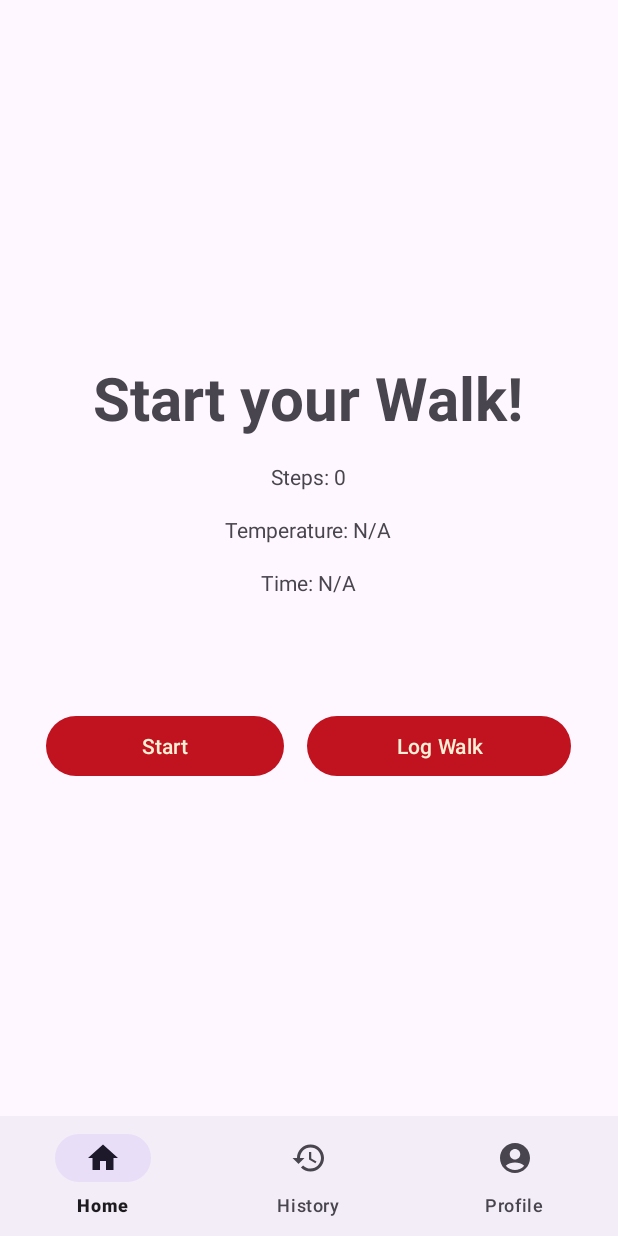
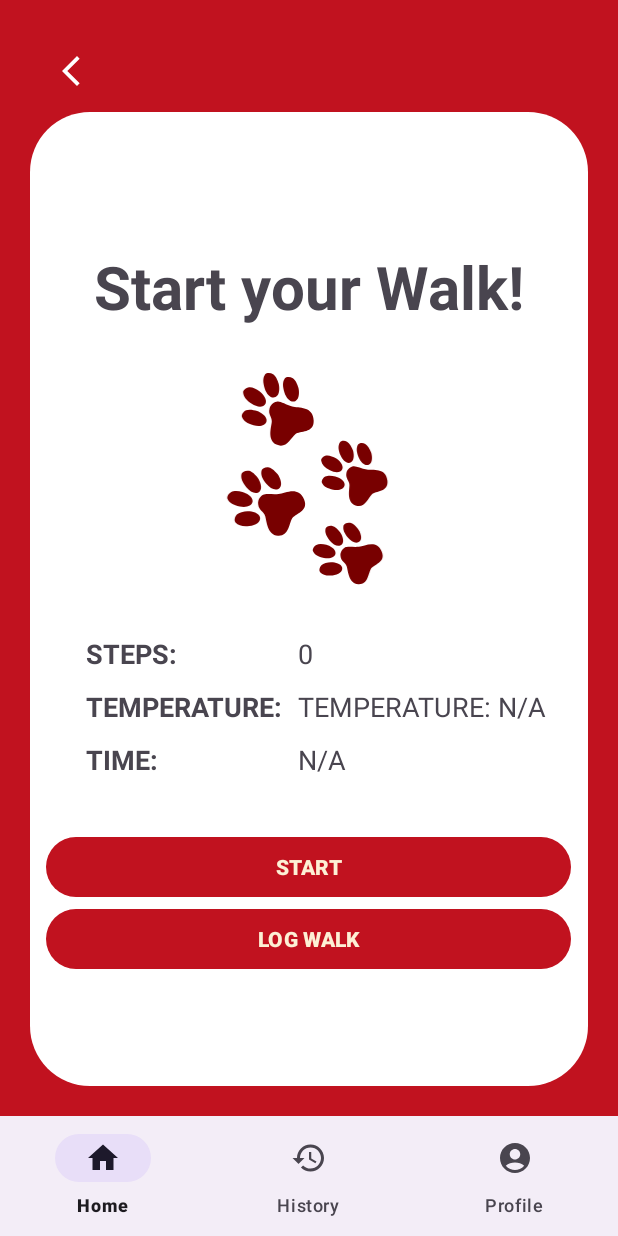
Before and after one commit to aliensexistbro/DogDiary, an Android app: the Walk screen opened directly, with no data from a screen before it, on a phone screen of 412 x 824 dp. Run offline under Robolectric (Android 15) with nearby library versions, the phone set to English and light mode, and no system bars.

Commit message:
walk mostly done

```diff
--- a/app/src/main/res/layout-land/history_item.xml
+++ b/app/src/main/res/layout-land/history_item.xml
@@ -27,7 +27,7 @@
 
         <LinearLayout
             android:layout_width="match_parent"
-            android:layout_height="wrap_content"
+            android:layout_height="match_parent"
             android:orientation="vertical"
             android:background="@drawable/card_button_rounded_corners"
             android:backgroundTint="@color/white"
--- a/app/src/main/res/layout/activity_welcome.xml
+++ b/app/src/main/res/layout/activity_welcome.xml
@@ -19,7 +19,7 @@
             android:id="@+id/welcomeTextView"
             android:layout_width="wrap_content"
             android:layout_height="wrap_content"
-            android:text="Welcome to the Pupster's Diary!"
+            android:text="Welcome to \n Pupster's Diary!"
             android:textSize="40sp"
             android:gravity="center"
             android:textStyle="bold"
--- a/app/src/main/res/layout/log.xml
+++ b/app/src/main/res/layout/log.xml
@@ -38,6 +38,7 @@
                 android:scaleType="fitCenter"
                 android:src="@drawable/dog_walk"
                 android:backgroundTint="@color/cream"
+                android:backgroundTintMode="screen"
                 app:tint="@color/darkRed" />
 
             <!-- ImageButton 2 -->
@@ -53,6 +54,7 @@
                 android:scaleType="fitCenter"
                 android:src="@drawable/food"
                 android:backgroundTint="@color/cream"
+                android:backgroundTintMode="screen"
                 app:tint="@color/darkRed"/>
 
             <!-- ImageButton 3 -->
@@ -68,6 +70,7 @@
                 android:scaleType="fitCenter"
                 android:src="@drawable/doggy_pee"
                 android:backgroundTint="@color/cream"
+                android:backgroundTintMode="screen"
                 app:tint="@color/darkRed"/>
 
             <!-- ImageButton 4 -->
@@ -83,6 +86,7 @@
                 android:background="@drawable/card_button_rounded_corners"
                 android:padding="20sp"
                 android:backgroundTint="@color/cream"
+                android:backgroundTintMode="screen"
                 app:tint="@color/darkRed"/>
 
         </GridLayout>
--- a/app/src/main/res/layout/walk.xml
+++ b/app/src/main/res/layout/walk.xml
@@ -11,75 +11,163 @@
         android:layout_height="wrap_content"
         android:orientation="vertical"
         android:layout_weight="1"
-        android:gravity="center">
+        android:background="@color/red"
+        android:padding="20dp"
+        >
+        <ImageButton
+            android:layout_width="wrap_content"
+            android:layout_height="wrap_content"
+            android:src="@drawable/baseline_arrow_back_ios_new_24"
+            android:id="@+id/walkBackButton"
+            android:padding="15dp"
+            android:background="@null"
+            app:tint="@color/white"
+            />
+
+        <LinearLayout
+            android:layout_width="match_parent"
+            android:layout_height="match_parent"
+            android:background="@drawable/card_button_rounded_corners"
+            android:backgroundTint="@color/white"
+            android:gravity="center"
+            android:orientation="vertical"
+            android:padding="10dp">
+
+
             <TextView
                 android:id="@+id/walkTextView"
+                android:layout_width="match_parent"
+                android:layout_height="wrap_content"
+                android:gravity="center"
+                android:layout_marginTop="16dp"
+                android:text="Start your Walk!"
+                android:textSize="40dp"
+                android:textStyle="bold"
+                />
+            <ImageView
+                android:layout_width="200dp"
+                android:layout_height="200dp"
+                android:src="@drawable/paws"
+                app:tint="@color/darkRed"
+                android:padding="20dp"
+
+            />
+
+            <TableLayout
                 android:layout_width="wrap_content"
                 android:layout_height="wrap_content"
-            android:text="Start your Walk!"
-            android:layout_marginTop="16dp"
-            android:textSize="40dp"
-            android:layout_centerHorizontal="true"
-            android:textStyle="bold"/>
-
+                >
+                <TableRow
+                    android:padding="5dp">
+                    <TextView
+                        android:layout_width="wrap_content"
+                        android:layout_weight="1"
+                        android:layout_height="wrap_content"
+                        android:text="Steps:"
+                        android:textStyle="bold"
+                        android:layout_marginHorizontal="10dp"
+                        android:textSize="18sp"
+                        android:textAllCaps="true"
+                        />
                     <TextView
                         android:id="@+id/stepsTextView"
                         android:layout_width="wrap_content"
+                        android:layout_weight="1"
                         android:layout_height="wrap_content"
-            android:text="Steps: 0"
                         android:layout_below="@id/walkTextView"
-            android:layout_marginTop="16dp"
-            android:layout_centerHorizontal="true"/>
+                        android:text="0"
+                        android:textSize="18sp"/>
 
+                </TableRow>
+                <TableRow
+                    android:padding="5dp">
+                    <TextView
+                        android:layout_width="wrap_content"
+                        android:layout_weight="1"
+                        android:layout_marginHorizontal="10dp"
+                        android:layout_height="wrap_content"
+                        android:text="Temperature:"
+                        android:textStyle="bold"
+                        android:textSize="18sp"
+                        android:textAllCaps="true"
+                        />
                     <TextView
                         android:id="@+id/temperatureTextView"
                         android:layout_width="wrap_content"
+                        android:layout_weight="1"
                         android:layout_height="wrap_content"
+                        android:layout_below="@id/stepsTextView"
+                        android:layout_centerHorizontal="true"
                         android:text="Temperature: N/A"
-            android:layout_below="@id/stepsTextView"
+                        android:textSize="18sp"
+                        android:textAllCaps="true"/>
 
-            android:layout_marginTop="16dp"
-            android:layout_centerHorizontal="true"/>
-
+                </TableRow>
+                <TableRow
+                    android:padding="5dp">
+                    <TextView
+                        android:layout_width="wrap_content"
+                        android:layout_weight="1"
+                        android:layout_height="wrap_content"
+                        android:text="Time:"
+                        android:textStyle="bold"
+                        android:layout_marginHorizontal="10dp"
+                        android:textSize="18sp"
+                        android:textAllCaps="true"
+                        />
                     <TextView
                         android:id="@+id/timeTextView"
                         android:layout_width="wrap_content"
+                        android:layout_weight="1"
                         android:layout_height="wrap_content"
-            android:text="Time: N/A"
                         android:layout_below="@id/temperatureTextView"
-            android:layout_marginTop="16dp"
-            android:layout_centerHorizontal="true"/>
+                        android:layout_centerHorizontal="true"
+                        android:text="N/A"
+                        android:textSize="18sp"/>
+                </TableRow>
+            </TableLayout>
+
+
+
+
+
+
             <LinearLayout
-            android:layout_marginTop="75dp"
                 android:layout_width="wrap_content"
                 android:layout_height="wrap_content"
-            android:orientation="horizontal"
+                android:layout_marginTop="30dp"
                 android:gravity="center"
-            android:minWidth="350dp">
+                android:minWidth="350dp"
+                android:orientation="vertical">
+
                 <Button
                     android:id="@+id/startStopButton"
-                android:layout_width="0dp"
-                android:layout_height="wrap_content"
+                    android:layout_width="match_parent"
+                    android:layout_height="0dp"
+                    android:layout_below="@id/timeTextView"
+                    android:layout_centerHorizontal="true"
                     android:layout_weight="1"
                     android:text="Start"
-                android:layout_marginRight="15dp"
-                android:layout_below="@id/timeTextView"
+                    android:textAllCaps="true"
+                    android:textStyle="bold"
+                    />
 
-                android:layout_centerHorizontal="true"/>
                 <Button
                     android:id="@+id/endButton"
-                android:layout_width="0dp"
+                    android:layout_width="match_parent"
+                    android:layout_height="0dp"
+                    android:layout_below="@id/startStopButton"
+                    android:layout_centerHorizontal="true"
+                    android:layout_weight="1"
+                    android:text="Log Walk"
+                    android:textStyle="bold"
 
-                android:layout_height="wrap_content"
-                android:text="Log Walk"
-                android:layout_weight="1"
-                android:layout_below="@id/startStopButton"
-
-                android:layout_centerHorizontal="true"/>
+                    android:textAllCaps="true" />
 
             </LinearLayout>
 
 
+        </LinearLayout>
 
 
     </LinearLayout>
```
Also changed, not shown: app/src/main/java/com/example/dog/Walk.java (+17 -3 lines), app/src/main/res/layout-land/activity_dog_profile.xml (+23 -10 lines), app/src/main/res/layout/activity_camera.xml (+4 -3 lines), app/src/main/res/layout/activity_dog_profile.xml (+5 -3 lines), app/src/main/res/layout/history.xml (+14 -1 lines), app/src/main/res/layout/image_preview.xml (+16 -5 lines). Lines whose indentation alone changed are shown as unchanged.
